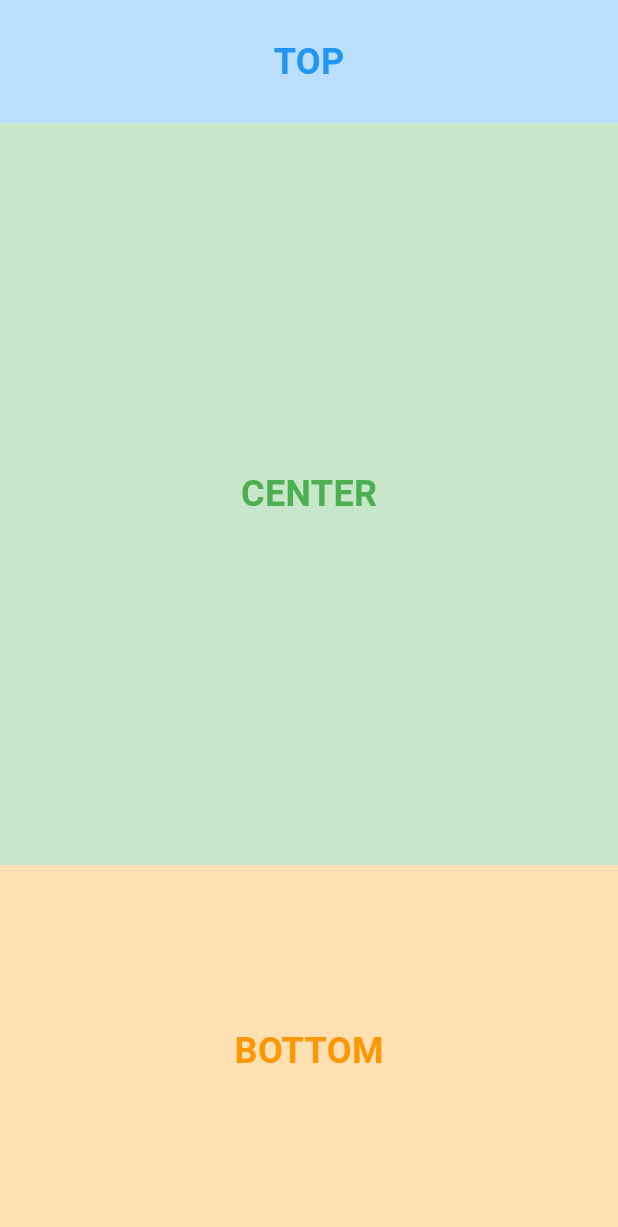
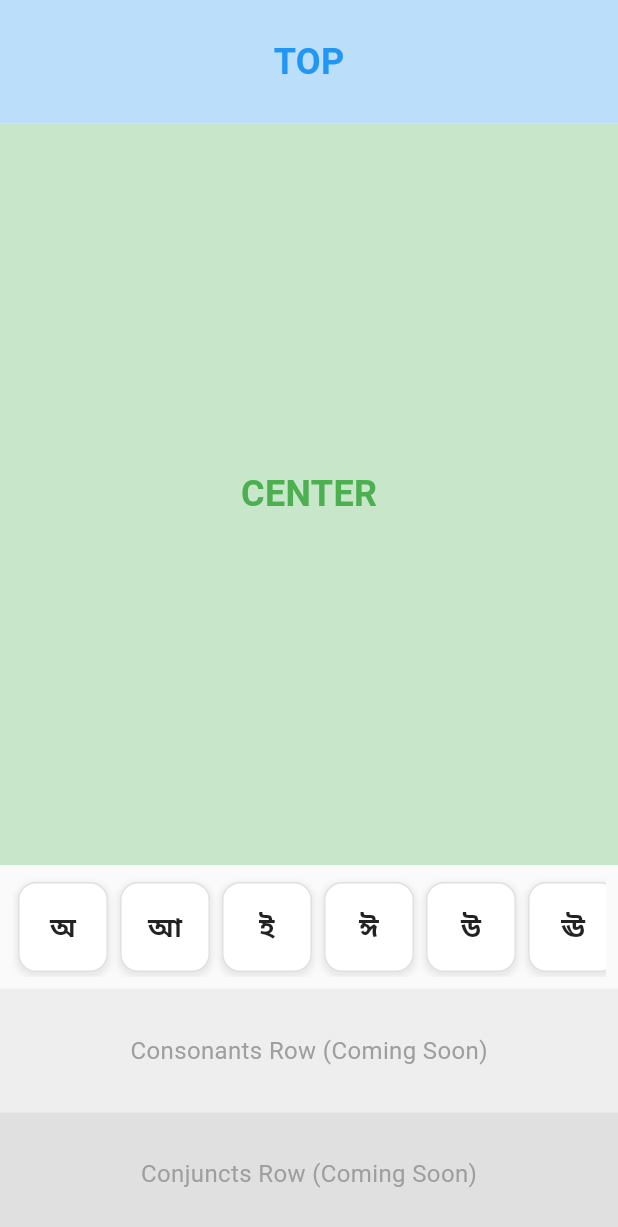
Before and after one commit to kumarlalapet/wordslagna, a Flutter app: the screen it shows after launch, on a phone screen of 412 x 824 dp. Shown: the top 1227 px of the screen. Run offline on Flutter 3.47's test engine with Material 3 defaults, Android fonts, the phone set to English and light mode, and no system bars.

Commit message:
added vowel row and restructured teh packages

```diff
--- /dev/null
+++ b/lib/game_page/bengali/bengali_keyboard.dart
@@ -0,0 +1,81 @@
+import 'package:flutter/material.dart';
+import '../common/vowel_button.dart';
+
+class BengaliKeyboard extends StatelessWidget {
+  const BengaliKeyboard({super.key});
+
+  // Bengali vowels (স্বরবর্ণ)
+  static const List<String> vowels = [
+    'অ',
+    'আ',
+    'ই',
+    'ঈ',
+    'উ',
+    'ঊ',
+    'ঋ',
+    'এ',
+    'ঐ',
+    'ও',
+    'ঔ',
+  ];
+
+  @override
+  Widget build(BuildContext context) {
+    return Column(
+      children: [
+        // First row - Vowels (33% of bottom section)
+        Expanded(
+          flex: 1,
+          child: Container(
+            padding: const EdgeInsets.all(8.0),
+            child: SingleChildScrollView(
+              scrollDirection: Axis.horizontal,
+              child: Row(
+                children: vowels.map((vowel) {
+                  return Padding(
+                    padding: const EdgeInsets.symmetric(horizontal: 4.0),
+                    child: VowelButton(
+                      vowel: vowel,
+                      onTap: () {
+                        // TODO: Handle vowel selection
+                        print('Selected vowel: $vowel');
+                      },
+                    ),
+                  );
+                }).toList(),
+              ),
+            ),
+          ),
+        ),
+
+        // Placeholder for second row - Consonants (33% of bottom section)
+        Expanded(
+          flex: 1,
+          child: Container(
+            color: Colors.grey[200],
+            child: const Center(
+              child: Text(
+                'Consonants Row (Coming Soon)',
+                style: TextStyle(fontSize: 16, color: Colors.grey),
+              ),
+            ),
+          ),
+        ),
+
+        // Placeholder for third row - Conjuncts (33% of bottom section)
+        Expanded(
+          flex: 1,
+          child: Container(
+            color: Colors.grey[300],
+            child: const Center(
+              child: Text(
+                'Conjuncts Row (Coming Soon)',
+                style: TextStyle(fontSize: 16, color: Colors.grey),
+              ),
+            ),
+          ),
+        ),
+      ],
+    );
+  }
+}
--- /dev/null
+++ b/lib/game_page/common/vowel_button.dart
@@ -0,0 +1,54 @@
+import 'package:flutter/material.dart';
+
+class VowelButton extends StatelessWidget {
+  final String vowel;
+  final VoidCallback? onTap;
+  final double size;
+  final double fontSize;
+
+  const VowelButton({
+    super.key,
+    required this.vowel,
+    this.onTap,
+    this.size = 60.0,
+    this.fontSize = 18.0,
+  });
+
+  @override
+  Widget build(BuildContext context) {
+    return Container(
+      width: size,
+      height: size,
+      decoration: BoxDecoration(
+        color: Colors.white,
+        borderRadius: BorderRadius.circular(size * 0.2), // 12px for 60px size
+        border: Border.all(color: Colors.grey[300]!, width: 1.0),
+        boxShadow: [
+          BoxShadow(
+            color: Colors.grey.withOpacity(0.2),
+            spreadRadius: 1,
+            blurRadius: 3,
+            offset: const Offset(0, 2),
+          ),
+        ],
+      ),
+      child: Material(
+        color: Colors.transparent,
+        child: InkWell(
+          borderRadius: BorderRadius.circular(size * 0.2),
+          onTap: onTap,
+          child: Center(
+            child: Text(
+              vowel,
+              style: TextStyle(
+                fontSize: fontSize,
+                fontWeight: FontWeight.bold,
+                color: Colors.black87,
+              ),
+            ),
+          ),
+        ),
+      ),
+    );
+  }
+}
--- a/lib/game_page.dart
+++ b/lib/game_page/game_page.dart
@@ -1,4 +1,5 @@
 import 'package:flutter/material.dart';
+import 'bengali/bengali_keyboard.dart';
 
 class GamePage extends StatefulWidget {
   const GamePage({super.key});
@@ -50,21 +51,12 @@ class _GamePageState extends State<GamePage> {
               ),
             ),
 
-            // Bottom part - 30% (flex: 3)
+            // Bottom part - 30% (flex: 3) - Bengali Keyboard
             Expanded(
               flex: 3,
               child: Container(
-                color: Colors.orange[100],
-                child: const Center(
-                  child: Text(
-                    'BOTTOM',
-                    style: TextStyle(
-                      fontSize: 24,
-                      fontWeight: FontWeight.bold,
-                      color: Colors.orange,
-                    ),
-                  ),
-                ),
+                color: Colors.grey[50],
+                child: const BengaliKeyboard(),
               ),
             ),
           ],
--- a/lib/main.dart
+++ b/lib/main.dart
@@ -1,6 +1,6 @@
 import 'package:flutter/material.dart';
 import 'package:flutter/services.dart';
-import 'game_page.dart';
+import 'game_page/game_page.dart';
 
 void main() {
   WidgetsFlutterBinding.ensureInitialized();
```
